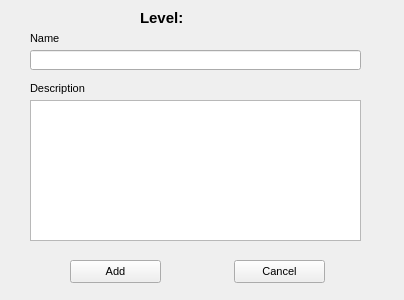
First picture: the form in widgets_file/ui_file_backup/spell_edit_form.ui, repository ericmullally/dnd_tracker, before the edit.
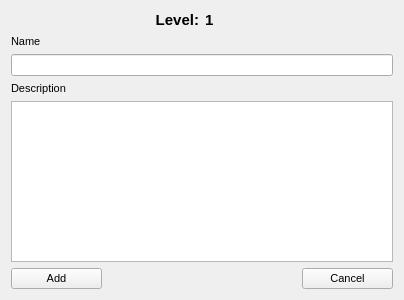
Second picture: the form after the edit.

```diff
--- a/widgets_file/ui_file_backup/spell_edit_form.ui
+++ b/widgets_file/ui_file_backup/spell_edit_form.ui
@@ -18,118 +18,73 @@
   <property name="windowTitle">
    <string>Form</string>
   </property>
-  <widget class="QLabel" name="label">
-   <property name="geometry">
-    <rect>
-     <x>30</x>
-     <y>30</y>
-     <width>71</width>
-     <height>16</height>
-    </rect>
-   </property>
-   <property name="text">
-    <string>Name</string>
-   </property>
-  </widget>
+  <layout class="QGridLayout" name="gridLayout">
+   <item row="3" column="0">
   <widget class="QLabel" name="label_2">
-   <property name="geometry">
-    <rect>
-     <x>30</x>
-     <y>80</y>
-     <width>91</width>
-     <height>16</height>
-    </rect>
-   </property>
    <property name="text">
     <string>Description</string>
    </property>
   </widget>
-  <widget class="QLineEdit" name="spell_name">
-   <property name="geometry">
-    <rect>
-     <x>30</x>
-     <y>50</y>
-     <width>331</width>
-     <height>20</height>
-    </rect>
-   </property>
-  </widget>
-  <widget class="QTextEdit" name="spell_description">
-   <property name="geometry">
-    <rect>
-     <x>30</x>
-     <y>100</y>
-     <width>331</width>
-     <height>141</height>
-    </rect>
-   </property>
-  </widget>
+   </item>
+   <item row="4" column="0" colspan="4">
+    <widget class="QTextEdit" name="spell_description"/>
+   </item>
+   <item row="2" column="0" colspan="4">
+    <widget class="QLineEdit" name="spell_name"/>
+   </item>
+   <item row="0" column="1">
+    <widget class="QLabel" name="label_3">
+     <property name="font">
+      <font>
+       <pointsize>11</pointsize>
+       <weight>75</weight>
+       <bold>true</bold>
+      </font>
+     </property>
+     <property name="text">
+      <string>Level:</string>
+     </property>
+     <property name="alignment">
+      <set>Qt::AlignRight|Qt::AlignTrailing|Qt::AlignVCenter</set>
+     </property>
+    </widget>
+   </item>
+   <item row="5" column="0">
   <widget class="QPushButton" name="add_button">
-   <property name="geometry">
-    <rect>
-     <x>70</x>
-     <y>260</y>
-     <width>91</width>
-     <height>23</height>
-    </rect>
-   </property>
    <property name="text">
     <string>Add</string>
    </property>
   </widget>
+   </item>
+   <item row="1" column="0">
+    <widget class="QLabel" name="label">
+     <property name="text">
+      <string>Name</string>
+     </property>
+    </widget>
+   </item>
+   <item row="0" column="2">
+    <widget class="QLabel" name="level_label">
+     <property name="font">
+      <font>
+       <pointsize>11</pointsize>
+       <weight>75</weight>
+       <bold>true</bold>
+      </font>
+     </property>
+     <property name="text">
+      <string>1</string>
+     </property>
+    </widget>
+   </item>
+   <item row="5" column="3">
   <widget class="QPushButton" name="cancel_button">
-   <property name="geometry">
-    <rect>
-     <x>234</x>
-     <y>260</y>
-     <width>91</width>
-     <height>23</height>
-    </rect>
-   </property>
    <property name="text">
     <string>Cancel</string>
    </property>
   </widget>
-  <widget class="QLabel" name="label_3">
-   <property name="geometry">
-    <rect>
-     <x>140</x>
-     <y>10</y>
-     <width>71</width>
-     <height>16</height>
-    </rect>
-   </property>
-   <property name="font">
-    <font>
-     <pointsize>11</pointsize>
-     <weight>75</weight>
-     <bold>true</bold>
-    </font>
-   </property>
-   <property name="text">
-    <string>Level:</string>
-   </property>
-  </widget>
-  <widget class="QLabel" name="level_label">
-   <property name="geometry">
-    <rect>
-     <x>200</x>
-     <y>10</y>
-     <width>131</width>
-     <height>16</height>
-    </rect>
-   </property>
-   <property name="font">
-    <font>
-     <pointsize>11</pointsize>
-     <weight>75</weight>
-     <bold>true</bold>
-    </font>
-   </property>
-   <property name="text">
-    <string/>
-   </property>
-  </widget>
+   </item>
+  </layout>
  </widget>
  <resources/>
  <connections/>
```
Lines whose indentation alone changed are shown as unchanged.
